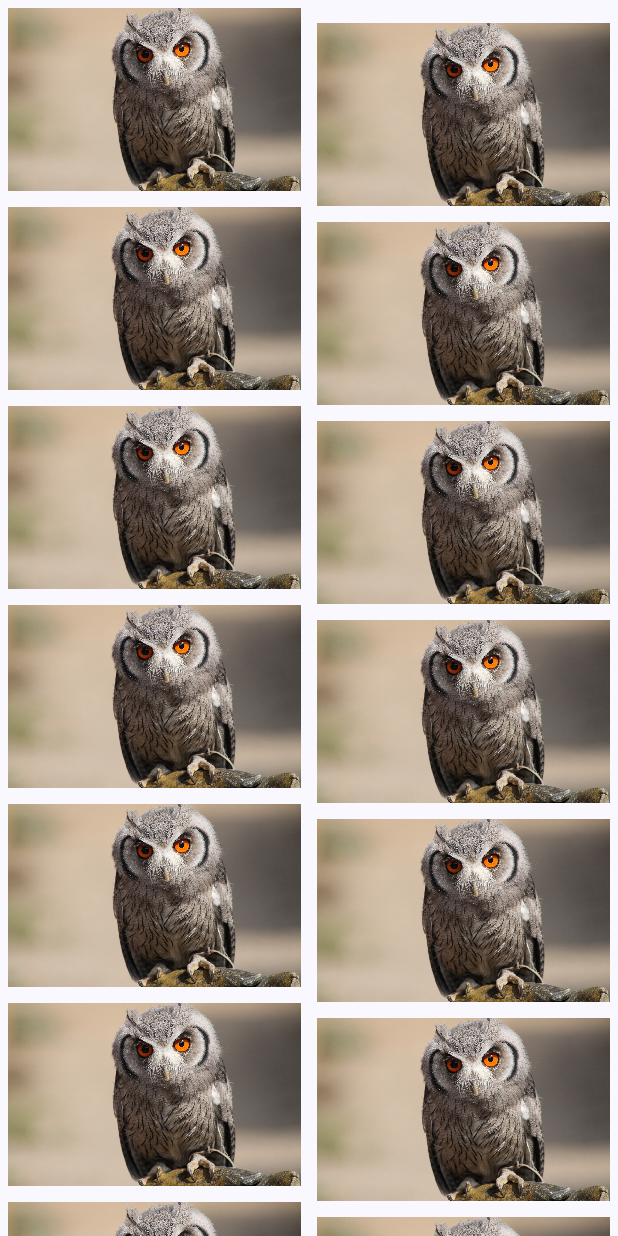
After one commit to guanjiayo/MyComposeTest, an Android app built with Jetpack Compose: the LazyVerticalStaggerActivity screen opened directly, with no data from a screen before it, on a phone screen of 412 x 824 dp. The commit adds this screen. Run offline under Robolectric (Android 15) with nearby library versions, the phone set to English and light mode, and no system bars.

Commit message:
新增 列表和瀑布流使用

```diff
--- a/app/src/main/AndroidManifest.xml
+++ b/app/src/main/AndroidManifest.xml
@@ -43,6 +43,7 @@
         <activity android:name="zs.xmx.compose.layout.ConstraintLayoutActivity" />
         <activity android:name="zs.xmx.compose.widget.pager.PagerActivity" />
         <activity android:name="zs.xmx.compose.widget.list.LazyColumnActivity" />
+        <activity android:name="zs.xmx.compose.widget.list.LazyVerticalStaggerActivity" />
     </application>
 
 </manifest>
--- /dev/null
+++ b/app/src/main/java/zs/xmx/compose/widget/list/LazyVerticalStaggerActivity.kt
@@ -0,0 +1,84 @@
+package zs.xmx.compose.widget.list
+
+import android.os.Bundle
+import androidx.activity.compose.setContent
+import androidx.appcompat.app.AppCompatActivity
+import androidx.compose.foundation.Image
+import androidx.compose.foundation.layout.Arrangement
+import androidx.compose.foundation.layout.Box
+import androidx.compose.foundation.layout.fillMaxSize
+import androidx.compose.foundation.layout.padding
+import androidx.compose.foundation.lazy.grid.GridCells
+import androidx.compose.foundation.lazy.grid.LazyVerticalGrid
+import androidx.compose.foundation.lazy.grid.items
+import androidx.compose.foundation.lazy.staggeredgrid.LazyVerticalStaggeredGrid
+import androidx.compose.foundation.lazy.staggeredgrid.StaggeredGridCells
+import androidx.compose.foundation.lazy.staggeredgrid.items
+import androidx.compose.foundation.lazy.staggeredgrid.itemsIndexed
+import androidx.compose.material3.MaterialTheme
+import androidx.compose.material3.Surface
+import androidx.compose.runtime.Composable
+import androidx.compose.ui.Modifier
+import androidx.compose.ui.input.pointer.pointerInput
+import androidx.compose.ui.res.painterResource
+import androidx.compose.ui.unit.dp
+import zs.xmx.compose.R
+import zs.xmx.compose.theme.MyTestTheme
+
+class LazyVerticalStaggerActivity : AppCompatActivity() {
+    override fun onCreate(savedInstanceState: Bundle?) {
+        super.onCreate(savedInstanceState)
+        setContent {
+            MyTestTheme {
+                // A surface container using the 'background' color from the theme
+                Surface(
+                    modifier = Modifier.fillMaxSize(), color = MaterialTheme.colorScheme.background
+                ) {
+                    StaggerSample()
+                }
+            }
+        }
+    }
+
+    @Composable
+    fun StaggerSample() {
+        val photos = mutableListOf<Int>()
+        for (i in 0..20) {
+            photos.add(R.drawable.owl)
+        }
+
+        /**
+         * GridCells: 单元格是如何形成的
+         *      FixedSize:  按精确的size,自适应最多的列数,不会均分间隔
+         *      Fixed:  固定的列数
+         *      Adaptive:  按最小宽度自适应最多的列数,且均分间隔
+         *
+         */
+        LazyVerticalStaggeredGrid(
+            columns = StaggeredGridCells.Fixed(2)
+        ) {
+            itemsIndexed(photos) { index, photo ->
+                if (index == 1) {
+                    Image(
+                        painter = painterResource(id = photo),
+                        contentDescription = null,
+                        modifier = Modifier.padding(
+                            start = 5.dp,
+                            top = 15.dp,
+                            end = 5.dp,
+                            bottom = 5.dp
+                        )
+                    )
+                } else {
+                    Image(
+                        painter = painterResource(id = photo),
+                        contentDescription = null,
+                        modifier = Modifier.padding(5.dp)
+                    )
+                }
+            }
+        }
+    }
+
+
+}
```
Also changed, not shown: app/src/main/java/zs/xmx/compose/MainActivity.kt (+9 -1 lines), app/src/main/java/zs/xmx/compose/widget/list/LazyColumnActivity.kt (+93 -44 lines).
